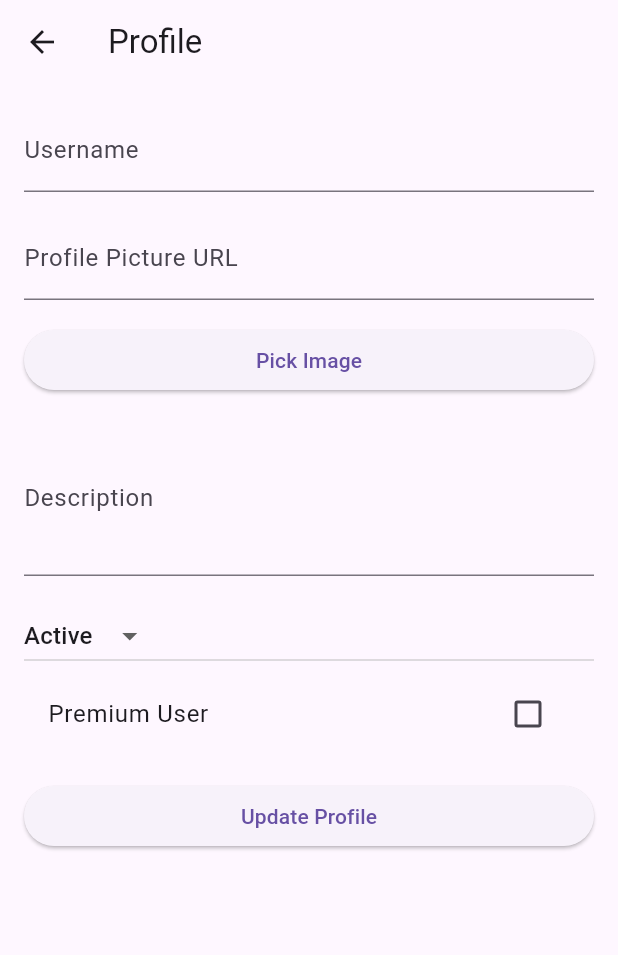
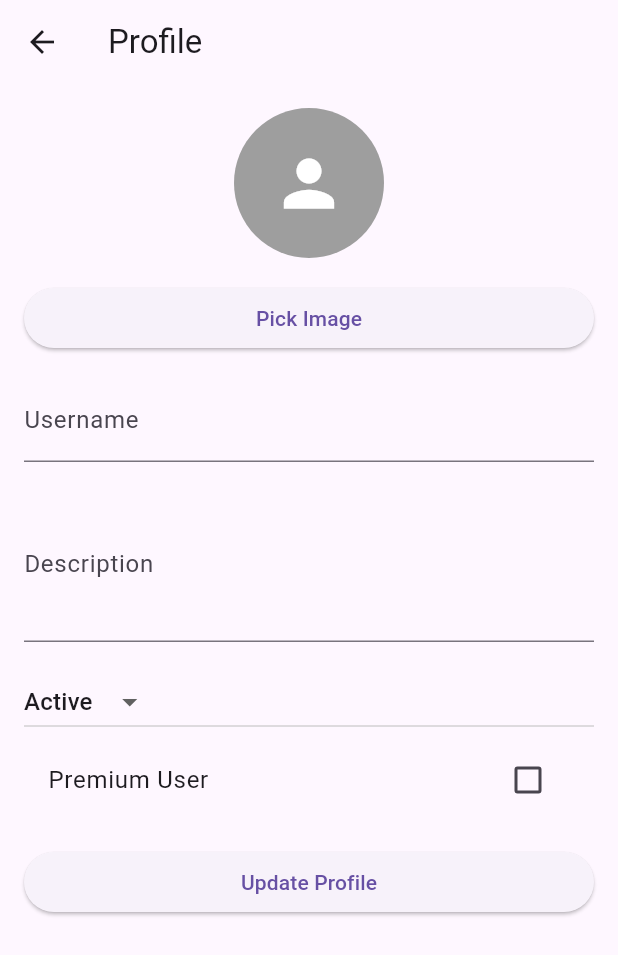
Before and after one commit to whojeee/MOBILE-BACKEND, a Flutter app: the MyDrawer widget shown alone on an empty page, opened directly with empty values, after a tap on "Profile", on a phone screen of 412 x 824 dp. Shown: the top 955 px of the screen. Run offline on Flutter 3.47's test engine with Material 3 defaults, Android fonts, the phone set to English and light mode, and no system bars; our stand-ins replace cloud_firestore, firebase_auth, firebase_core, firebase_storage, flutter_login, font_awesome_flutter and 7 more; accounts and stored records are empty; network calls fail; statements that could not run were skipped.

Commit message:
Fix profile and drawer

```diff
--- a/lib/Drawer.dart
+++ b/lib/Drawer.dart
@@ -1,7 +1,12 @@
+import 'package:cloud_firestore/cloud_firestore.dart';
+import 'package:firebase_auth/firebase_auth.dart';
+import 'package:firebase_storage/firebase_storage.dart';
 import 'package:flutter/material.dart';
 import 'package:permission_handler/permission_handler.dart';
 import 'dart:io';
 import 'package:image_picker/image_picker.dart';
+import 'package:tugaskelompok/Pages/Auth/auth.dart';
+import 'package:tugaskelompok/Tools/Model/user.dart';
 import 'Pages/Auth/Profile.dart';
 import 'package:localization/localization.dart';
 
@@ -18,6 +23,37 @@ class MyDrawer extends StatefulWidget {
 
 class _MyDrawerState extends State<MyDrawer> {
   File? _image;
+  String? _profilePictureUrl;
+
+  @override
+  void initState() {
+    super.initState();
+    _loadProfilePictureUrl();
+  }
+
+  Future<void> _loadProfilePictureUrl() async {
+    try {
+      final user = await AuthFirebase().getUser();
+
+      if (user != null) {
+        final String userUid = user.uid;
+        final DocumentSnapshot userDoc = await FirebaseFirestore.instance
+            .collection('profile')
+            .doc(userUid)
+            .get();
+
+        if (userDoc.exists) {
+          final Map<String, dynamic> userData =
+              userDoc.data() as Map<String, dynamic>;
+          setState(() {
+            _profilePictureUrl = userData['profilePicture'] ?? '';
+          });
+        }
+      }
+    } catch (error) {
+      print('Error loading profile picture URL: $error');
+    }
+  }
 
   // Function to request permission
   Future<void> _requestGalleryPermission() async {
@@ -31,16 +67,24 @@ class _MyDrawerState extends State<MyDrawer> {
     }
   }
 
-  Future getImage() async {
-    final picker = ImagePicker();
-    final pickedFile = await picker.pickImage(source: ImageSource.gallery);
+  // Future getImage() async {
+  //   final picker = ImagePicker();
+  //   final pickedFile = await picker.pickImage(source: ImageSource.gallery);
 
-    setState(() {
-      if (pickedFile != null) {
-        _image = File(pickedFile.path);
-      }
-    });
-  }
+  //   setState(() async {
+  //     if (pickedFile != null) {
+  //       _image = File(pickedFile.path);
+
+  //       // Upload the new image to Firestore and get the URL
+  //       String profilePictureUrl = await uploadImageToFirestore(_image!);
+
+  //       // Update the _profilePictureUrl
+  //       setState(() {
+  //         _profilePictureUrl = profilePictureUrl;
+  //       });
+  //     }
+  //   });
+  // }
 
   @override
   Widget build(BuildContext context) {
@@ -54,14 +98,15 @@ class _MyDrawerState extends State<MyDrawer> {
             currentAccountPicture: GestureDetector(
               onTap: () {
                 _requestGalleryPermission(); // Request permission when profile picture is tapped
-                getImage(); // Call getImage() function when the profile picture is tapped
+                // getImage(); // Call getImage() function when the profile picture is tapped
               },
               child: CircleAvatar(
                 backgroundColor: Colors.white,
-                child: _image != null
+                child:
+                    _profilePictureUrl != null && _profilePictureUrl!.isNotEmpty
                         ? ClipOval(
-                        child: Image.file(
-                          _image!,
+                            child: Image.network(
+                              _profilePictureUrl!,
                               width: 80,
                               height: 80,
                               fit: BoxFit.cover,
--- a/lib/Pages/Auth/Profile.dart
+++ b/lib/Pages/Auth/Profile.dart
@@ -57,11 +57,13 @@ class _ProfilePageState extends State<ProfilePage> {
 
           setState(() {
             _usernameController.text = userData['username'];
-            _profilePictureController.text = userData['profilePicture'];
             _descriptionController.text = userData['description'];
             _statusController.text = userData['status'];
             _isPremium = userData['premium'] ?? false;
             ProfilePage.isPremium = _isPremium;
+            if (_image == null) {
+              _profilePictureUrl = userData['profilePicture'];
+            }
           });
           _showInterstitialAd();
         }
@@ -131,26 +133,42 @@ class _ProfilePageState extends State<ProfilePage> {
     return Scaffold(
       appBar: AppBar(
         title: Text('Profile'.i18n()),
+        leading: IconButton(
+            onPressed: () {
+              Navigator.pushNamedAndRemoveUntil(
+                  context, '/home', (route) => false);
+            },
+            icon: Icon(Icons.arrow_back)),
       ),
-      body: Padding(
+      body: SingleChildScrollView(
+        child: Padding(
           padding: const EdgeInsets.all(16.0),
           child: Column(
             crossAxisAlignment: CrossAxisAlignment.stretch,
             children: [
-            TextField(
-              controller: _usernameController,
-              decoration: InputDecoration(labelText: 'Username'.i18n()),
+              CircleAvatar(
+                radius: 50,
+                backgroundColor: Colors.grey,
+                child: ClipOval(
+                  child: _image != null
+                      ? Image.file(_image!,
+                          fit: BoxFit.cover, width: 100, height: 100)
+                      : (_profilePictureUrl != null &&
+                              _profilePictureUrl!.isNotEmpty)
+                          ? Image.network(_profilePictureUrl!,
+                              fit: BoxFit.cover, width: 100, height: 100)
+                          : Icon(Icons.person, size: 50, color: Colors.white),
                 ),
-            SizedBox(height: 16.0),
-            TextField(
-              controller: _profilePictureController,
-              decoration:
-                  InputDecoration(labelText: 'Profile-Picture-URL'.i18n()),
               ),
               SizedBox(height: 16.0),
               ElevatedButton(
                 onPressed: _isUpdating ? null : () => _pickImage(),
                 child: Text('Pick Image'),
+              ),
+              SizedBox(height: 16.0),
+              TextField(
+                controller: _usernameController,
+                decoration: InputDecoration(labelText: 'Username'.i18n()),
               ),
               SizedBox(height: 16.0),
               TextField(
@@ -193,6 +211,7 @@ class _ProfilePageState extends State<ProfilePage> {
             ],
           ),
         ),
+      ),
     );
   }
 }
--- a/lib/main.dart
+++ b/lib/main.dart
@@ -75,6 +75,10 @@ class MyApp extends StatelessWidget {
         primarySwatch: Colors.blue,
       ),
       debugShowCheckedModeBanner: false,
+      routes: {
+        '/home': (_) => MyHomePage(
+            title: "Daily-Minder".i18n(), isPremiumUser: isPremiumUser)
+      },
       home: LoadingPage(
         isPremiumUser: isPremiumUser,
       ),
```
Also changed, not shown: 2 other files. Lines whose indentation alone changed are shown as unchanged.
